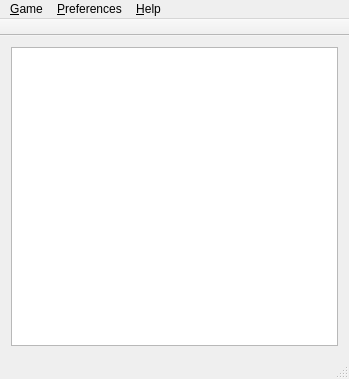
loimu/yarr, file src/mainwindow.ui: the form before one commit.
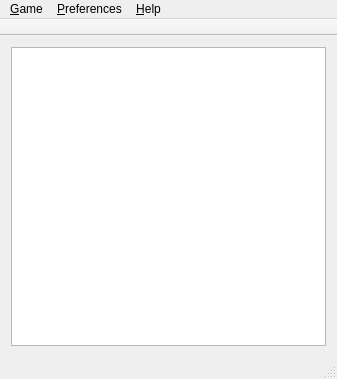
The form after the commit.

```diff
--- a/src/mainwindow.ui
+++ b/src/mainwindow.ui
@@ -6,10 +6,16 @@
    <rect>
     <x>0</x>
     <y>0</y>
-    <width>349</width>
+    <width>337</width>
     <height>379</height>
    </rect>
   </property>
+  <property name="sizePolicy">
+   <sizepolicy hsizetype="Fixed" vsizetype="Fixed">
+    <horstretch>0</horstretch>
+    <verstretch>0</verstretch>
+   </sizepolicy>
+  </property>
   <property name="windowTitle">
    <string>YARR</string>
   </property>
@@ -38,7 +44,7 @@
     <rect>
      <x>0</x>
      <y>0</y>
-     <width>349</width>
+     <width>337</width>
      <height>27</height>
     </rect>
    </property>
```
